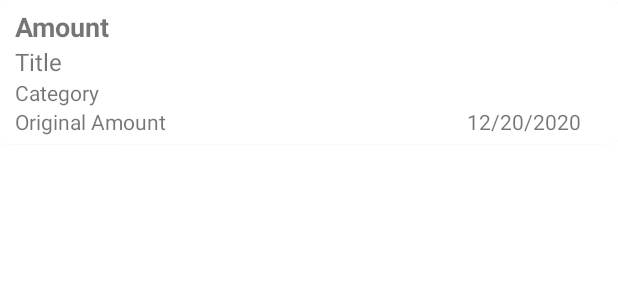
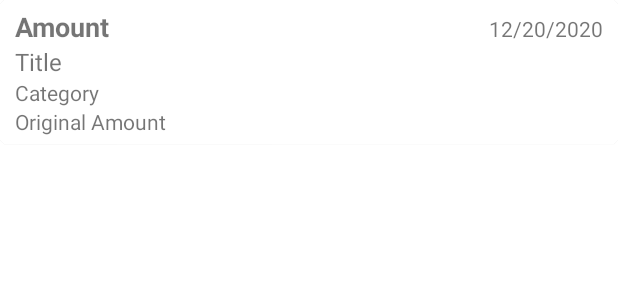
Before and after one commit to SinghJitender/XpensManager, an Android app: the layout expense_view_adapter.xml on its own in the app's theme, with its tools: preview values and no code run, on a phone screen of 412 x 824 dp. Shown: the top 300 px of the screen. Run offline under Robolectric (Android 15) with nearby library versions, the phone set to English and light mode, and no system bars.

Commit message:
Expense View - Ready

```diff
--- a/app/src/main/java/com/example/xpensmanager/Enums/ViewType.java
+++ b/app/src/main/java/com/example/xpensmanager/Enums/ViewType.java
@@ -3,6 +3,5 @@ package com.example.xpensmanager.Enums;
 public enum ViewType {
     MONTHLY,
     YEARLY,
-    CATEGORY,
     ALL,
 }
--- a/app/src/main/res/layout/expense_view_adapter.xml
+++ b/app/src/main/res/layout/expense_view_adapter.xml
@@ -15,13 +15,31 @@
         android:orientation="vertical"
         android:layout_height="wrap_content">
 
+    <LinearLayout
+        android:layout_width="match_parent"
+        android:layout_height="wrap_content"
+        android:weightSum="20"
+        android:orientation="horizontal">
+
         <TextView
             android:id="@+id/splitamount"
-            android:layout_width="match_parent"
+            android:layout_width="0dp"
             android:layout_height="wrap_content"
             android:textSize="18sp"
             android:textStyle="bold"
+            android:layout_weight="15"
             android:text="Amount"/>
+
+        <TextView
+            android:id="@+id/date"
+            android:layout_width="0dp"
+            android:layout_height="wrap_content"
+            android:layout_weight="5"
+            android:gravity="right"
+            android:layout_marginRight="10dp"
+            android:text="12/20/2020"/>
+
+    </LinearLayout>
 
         <TextView
             android:id="@+id/description"
@@ -30,11 +48,22 @@
             android:textSize="16sp"
             android:text="Title"/>
 
-        <TextView
-            android:id="@+id/category"
+
+
+        <LinearLayout
             android:layout_width="match_parent"
             android:layout_height="wrap_content"
-            android:text="Category"/>
+            android:weightSum="20"
+            android:orientation="horizontal">
+            <TextView
+                android:id="@+id/category"
+                android:text="Category"
+                android:layout_width="0dp"
+                android:layout_height="match_parent"
+                android:layout_weight="15"/>
+
+        </LinearLayout>
+
 
         <LinearLayout
             android:layout_width="match_parent"
@@ -46,14 +75,8 @@
                 android:text="Original Amount"
                 android:layout_width="0dp"
                 android:layout_height="match_parent"
-                android:layout_weight="15"/>
+                android:layout_weight="20"/>
 
-            <TextView
-                android:id="@+id/date"
-                android:layout_width="0dp"
-                android:layout_height="wrap_content"
-                android:layout_weight="5"
-                android:text="12/20/2020"/>
         </LinearLayout>
 
     </LinearLayout>
```
Also changed, not shown: app/src/main/java/com/example/xpensmanager/ExpenseScreen/Adapters/ExpenseData.java (+18 -0 lines), app/src/main/java/com/example/xpensmanager/ExpenseScreen/Adapters/ExpenseViewAdapter.java (+13 -2 lines), app/src/main/java/com/example/xpensmanager/ExpenseScreen/Expense.java (+51 -9 lines).
